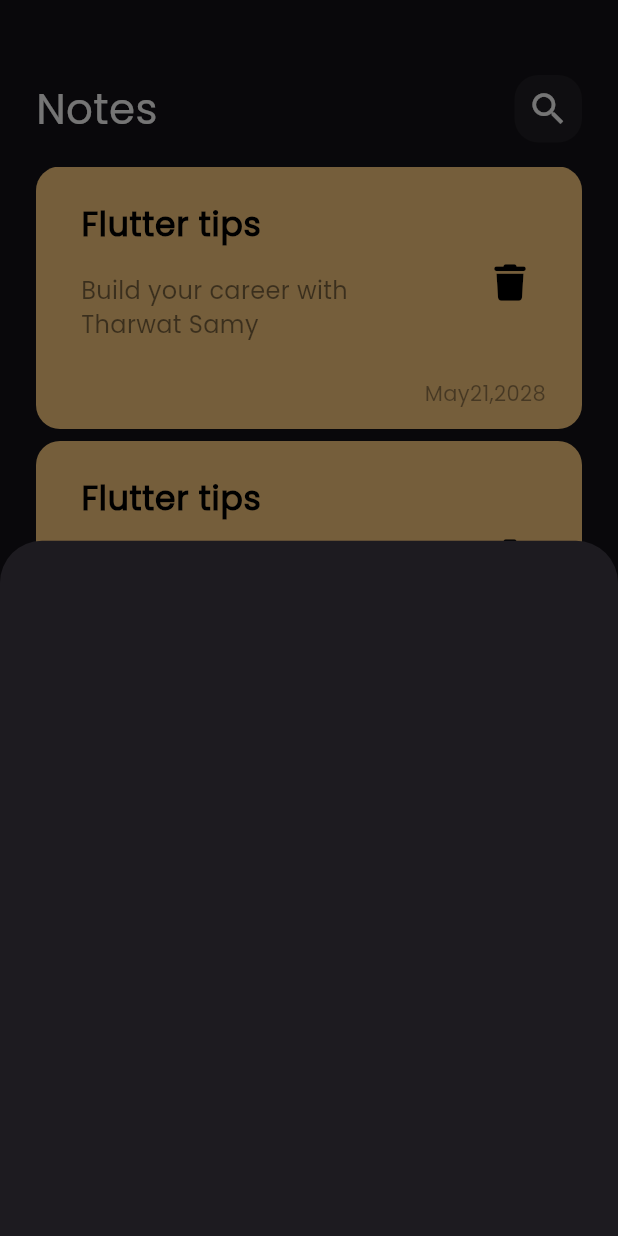
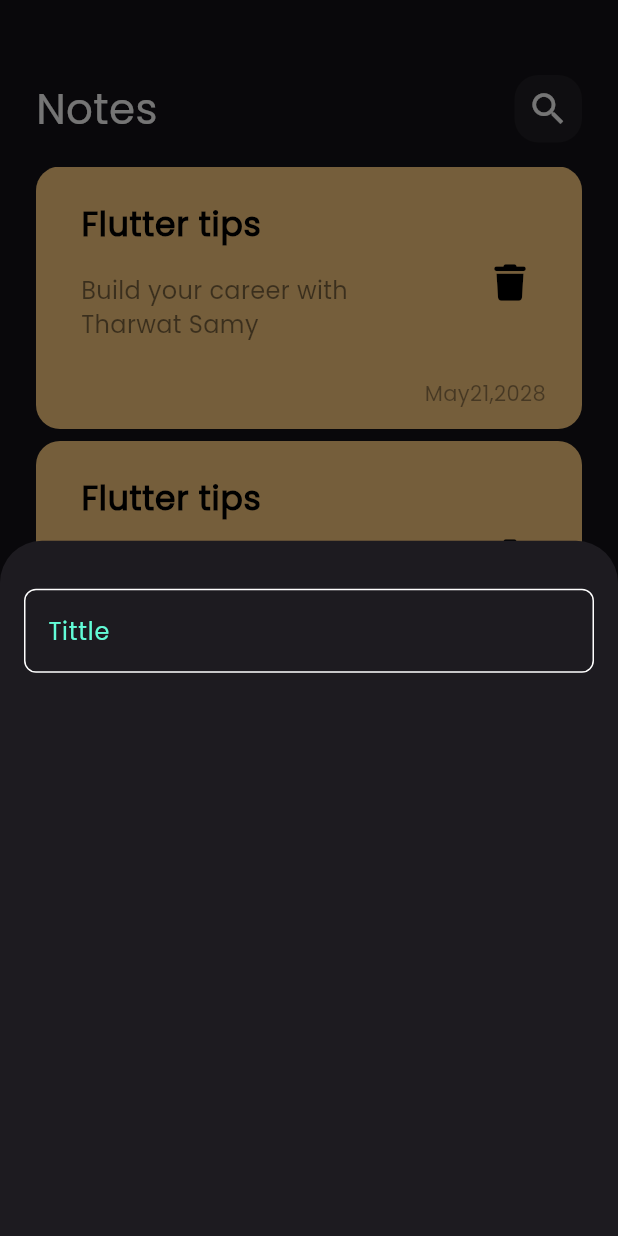
Before and after one commit to HeshamAhmed1004/note_app, a Flutter app: the screen it shows after launch, after a tap on the "add" icon, on a phone screen of 412 x 824 dp. Run offline on Flutter 3.47's test engine with Material 3 defaults, Android fonts, the phone set to English and light mode, and no system bars; our stand-ins replace font_awesome_flutter.

Commit message:
create custom text field

```diff
--- /dev/null
+++ b/lib/constant.dart
@@ -0,0 +1,4 @@
+
+import 'package:flutter/animation.dart';
+
+const kPrimaryColor = Color(0xff62FCD7);
--- a/lib/views/widgets/add_bottom_modal_sheet.dart
+++ b/lib/views/widgets/add_bottom_modal_sheet.dart
@@ -1,11 +1,20 @@
 
 import 'package:flutter/material.dart';
+import 'package:note_app/views/widgets/custom_text_field.dart';
 
 class AddBottomModalSheet extends StatelessWidget {
   const AddBottomModalSheet({Key? key}) : super(key: key);
 
   @override
   Widget build(BuildContext context) {
-    return Container();
+    return Padding(
+      padding: const EdgeInsets.symmetric(horizontal: 16),
+      child: const Column(
+        children: [
+          SizedBox(height: 32,),
+          CustomTextField(),
+        ],
+      ),
+    );
   }
 }
--- /dev/null
+++ b/lib/views/widgets/custom_text_field.dart
@@ -0,0 +1,30 @@
+import 'package:flutter/material.dart';
+import 'package:note_app/constant.dart';
+
+class CustomTextField extends StatelessWidget {
+  const CustomTextField({super.key});
+
+  @override
+  Widget build(BuildContext context) {
+    return TextField(
+      cursorColor: kPrimaryColor,
+      decoration: InputDecoration(
+        hintText: 'Tittle',
+        hintStyle: TextStyle(
+          color: kPrimaryColor,
+        ),
+        border: buildBorder(),
+        focusedBorder: buildBorder(kPrimaryColor),
+        enabledBorder: buildBorder(),
+      ),
+    );
+  }
+}
+OutlineInputBorder buildBorder([color]){
+  return OutlineInputBorder(
+  borderRadius: BorderRadius.circular(8),
+    borderSide: BorderSide(
+      color: color ?? Colors.white,
+    ),
+);
+}
```
Also changed, not shown: lib/views/widgets/notes_list_view.dart (line endings or trailing spaces).
